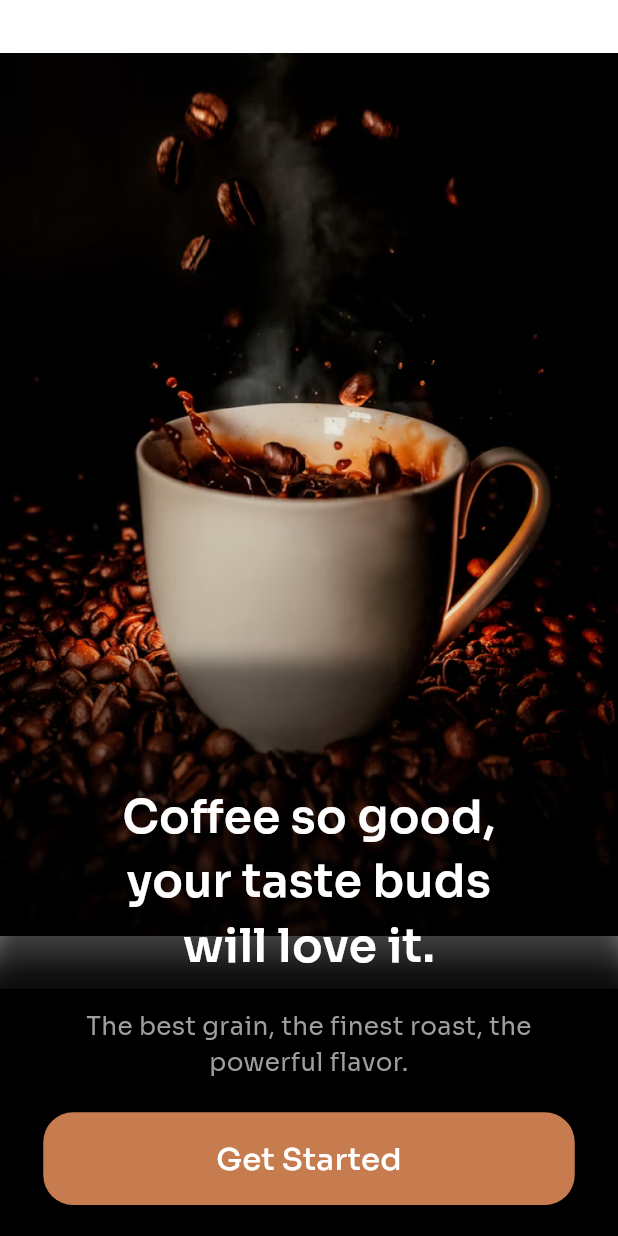
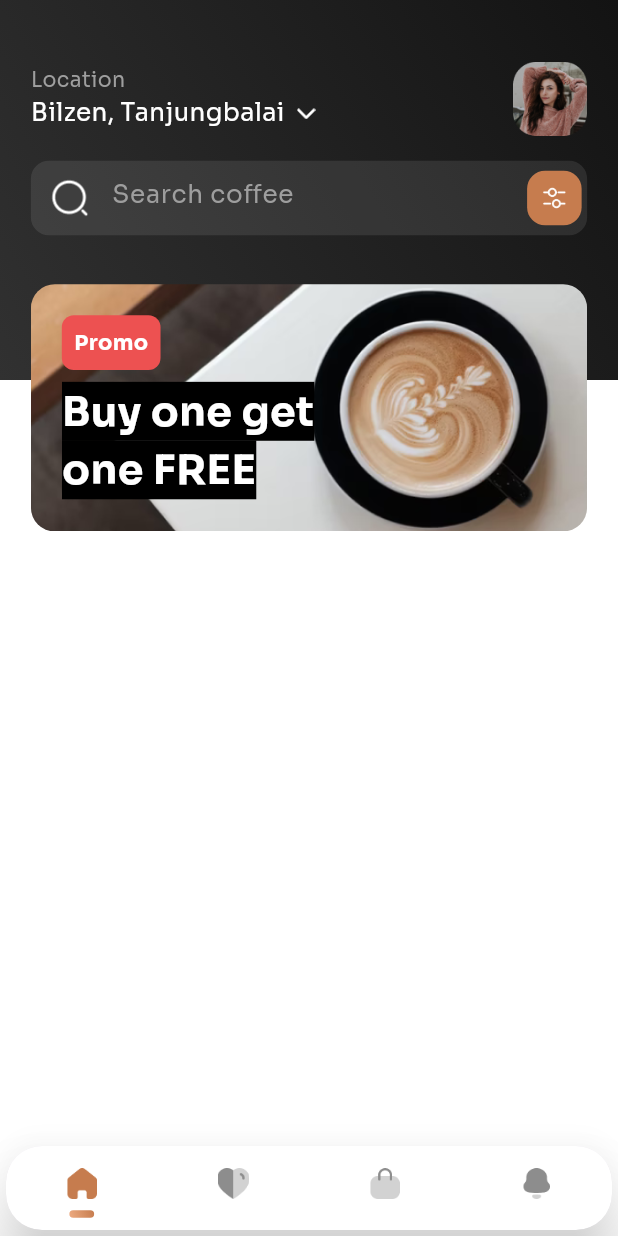
Before and after one commit to Ulrich229/coffeshop, a Flutter app: the screen it shows after launch, after a tap on "Get Started", on a phone screen of 412 x 824 dp. Run offline on Flutter 3.47's test engine with Material 3 defaults, Android fonts, the phone set to English and light mode, and no system bars; our stand-ins replace sizer.

Commit message:
start home

```diff
--- a/lib/presentation/screens/home/home_screen.dart
+++ b/lib/presentation/screens/home/home_screen.dart
@@ -1,10 +1,141 @@
+import 'package:coffeeshop/utils/constants.dart';
+import 'package:coffeeshop/presentation/screens/home/pages/home_page.dart';
 import 'package:flutter/material.dart';
+import 'package:sizer/sizer.dart';
 
-class HomeScreen extends StatelessWidget {
+class HomeScreen extends StatefulWidget {
+  static const routeName = "/home";
   const HomeScreen({super.key});
 
   @override
+  State<HomeScreen> createState() => _HomeScreenState();
+}
+
+class _HomeScreenState extends State<HomeScreen> {
+  late int _page;
+  late PageController pageController;
+
+  @override
+  void initState() {
+    super.initState();
+    _page = 0;
+    pageController = PageController();
+  }
+
+  @override
+  void dispose() {
+    super.dispose();
+    pageController.dispose();
+  }
+
+  void onPageChanged(int page) {
+    setState(() {
+      _page = page;
+    });
+  }
+
+  void navigationTapped(int page) {
+    //Animating Page
+    pageController.animateToPage(
+      page,
+      duration: const Duration(milliseconds: 300),
+      curve: Curves.easeIn,
+    );
+  }
+
+  @override
   Widget build(BuildContext context) {
-    return const Scaffold();
+    return Scaffold(
+      resizeToAvoidBottomInset: false,
+      body: PageView(
+        physics: const NeverScrollableScrollPhysics(),
+        controller: pageController,
+        onPageChanged: (value) => setState(() {
+          _page = value;
+        }),
+        children: const [
+          HomePage(),
+          SizedBox(),
+          SizedBox(),
+          SizedBox(),
+        ],
+      ),
+      bottomNavigationBar: Card(
+        shape: RoundedRectangleBorder(
+          borderRadius: BorderRadius.circular(24),
+        ),
+        elevation: 20,
+        child: ClipRRect(
+          borderRadius: BorderRadius.circular(24),
+          child: BottomNavigationBar(
+            elevation: 10,
+            type: BottomNavigationBarType.fixed,
+            selectedFontSize: 0,
+            backgroundColor: Colors.white,
+            items: menuIcons
+                .map(
+                  (menuIcon) => buildBottomNavigationBarItem(
+                    iconPath: "assets/icons/$menuIcon.png",
+                    isSelected: _page == menuIcons.indexOf(menuIcon),
+                    context: context,
+                  ),
+                )
+                .toList(),
+            onTap: navigationTapped,
+            currentIndex: _page,
+          ),
+        ),
+      ),
+    );
   }
 }
+
+BottomNavigationBarItem buildBottomNavigationBarItem(
+    {required String iconPath,
+    required bool isSelected,
+    required BuildContext context}) {
+  return BottomNavigationBarItem(
+    icon: SizedBox(
+      height: AppBar().preferredSize.height,
+      child: Column(
+        mainAxisSize: MainAxisSize.min,
+        mainAxisAlignment: MainAxisAlignment.center,
+        children: [
+          const Spacer(
+            flex: 2,
+          ),
+          SizedBox(
+            height: 5.w,
+            width: 5.w,
+            child: Image.asset(
+              iconPath,
+              fit: BoxFit.fitHeight,
+              color: isSelected ? const Color.fromRGBO(198, 124, 78, 1) : null,
+            ),
+          ),
+          const Spacer(),
+          Container(
+            height: 5,
+            width: 4.w,
+            decoration: BoxDecoration(
+              borderRadius: BorderRadius.circular(30),
+              gradient: isSelected
+                  ? const LinearGradient(
+                      colors: [
+                        Color.fromRGBO(237, 171, 129, 1),
+                        Color.fromRGBO(198, 124, 78, 1),
+                      ],
+                      begin: Alignment.bottomLeft,
+                      end: Alignment.topRight,
+                    )
+                  : null,
+            ),
+          ),
+          SizedBox(height: 1.h),
+        ],
+      ),
+    ),
+    label: '',
+    backgroundColor: Colors.green,
+  );
+}
--- /dev/null
+++ b/lib/presentation/screens/home/pages/home_page.dart
@@ -0,0 +1,149 @@
+import 'package:coffeeshop/presentation/screens/home/widget/search_bar.dart';
+import 'package:flutter/material.dart';
+import 'package:sizer/sizer.dart';
+
+class HomePage extends StatelessWidget {
+  const HomePage({super.key});
+
+  @override
+  Widget build(BuildContext context) {
+    return Stack(
+      children: [
+        Column(
+          children: [
+            Expanded(
+              child: Container(
+                decoration: const BoxDecoration(
+                  gradient: LinearGradient(
+                    colors: [
+                      Color.fromRGBO(49, 49, 49, 1),
+                      Color.fromRGBO(19, 19, 19, 1),
+                    ],
+                    begin: Alignment.bottomLeft,
+                    end: Alignment.topRight,
+                  ),
+                ),
+                child: Column(
+                  children: [
+                    Expanded(
+                      child: Padding(
+                        padding: EdgeInsets.fromLTRB(5.w, 10.w, 5.w, 0),
+                        child: Column(
+                          children: [
+                            Row(
+                              children: [
+                                Column(
+                                  crossAxisAlignment: CrossAxisAlignment.start,
+                                  mainAxisSize: MainAxisSize.min,
+                                  children: [
+                                    Text(
+                                      "Location",
+                                      style: TextStyle(
+                                        color: Colors.grey,
+                                        fontSize: 10.sp,
+                                      ),
+                                    ),
+                                    Row(
+                                      children: [
+                                        Text(
+                                          "Bilzen, Tanjungbalai",
+                                          style: TextStyle(
+                                            color: Colors.white,
+                                            fontSize: 12.sp,
+                                          ),
+                                        ),
+                                        SizedBox(width: 2.w),
+                                        SizedBox(
+                                          height: 3.w,
+                                          width: 3.w,
+                                          child: Image.asset(
+                                              "assets/icons/arrow_down.png"),
+                                        )
+                                      ],
+                                    ),
+                                  ],
+                                ),
+                                const Spacer(),
+                                Container(
+                                  height: 12.w,
+                                  width: 12.w,
+                                  decoration: BoxDecoration(
+                                    borderRadius: BorderRadius.circular(14),
+                                    image: const DecorationImage(
+                                      image: AssetImage(
+                                        "assets/images/female_pp.png",
+                                      ),
+                                    ),
+                                  ),
+                                )
+                              ],
+                            ),
+                            SizedBox(height: 2.h),
+                            const CustomSearchBar(),
+                          ],
+                        ),
+                      ),
+                    ),
+                  ],
+                ),
+              ),
+            ),
+            Expanded(
+              flex: 2,
+              child: Container(
+                color: Colors.white,
+              ),
+            ),
+          ],
+        ),
+        Positioned(
+          top: 23.h,
+          child: Container(
+            height: 20.h,
+            width: 90.w,
+            margin: EdgeInsets.symmetric(horizontal: 5.w),
+            padding: EdgeInsets.all(5.w),
+            decoration: BoxDecoration(
+              borderRadius: BorderRadius.circular(16),
+              image: const DecorationImage(
+                image: AssetImage(
+                  "assets/images/landscape coffee.png",
+                ),
+                fit: BoxFit.fitWidth,
+              ),
+            ),
+            child: Column(
+              crossAxisAlignment: CrossAxisAlignment.start,
+              children: [
+                Container(
+                  padding: EdgeInsets.all(2.w),
+                  decoration: BoxDecoration(
+                    color: const Color.fromRGBO(237, 81, 81, 1),
+                    borderRadius: BorderRadius.circular(8),
+                  ),
+                  child: const Text(
+                    "Promo",
+                    style: TextStyle(
+                      color: Colors.white,
+                      fontWeight: FontWeight.bold,
+                    ),
+                  ),
+                ),
+                SizedBox(height: 1.h),
+                Text(
+                  "Buy one get\none FREE",
+                  style: TextStyle(
+                    color: Colors.white,
+                    fontWeight: FontWeight.bold,
+                    fontSize: 20.sp,
+                    backgroundColor: Colors.black
+                  ),
+                ),
+              ],
+            ),
+          ),
+        )
+      ],
+    );
+  }
+}
--- /dev/null
+++ b/lib/presentation/screens/home/widget/search_bar.dart
@@ -0,0 +1,76 @@
+import 'package:flutter/material.dart';
+import 'package:sizer/sizer.dart';
+
+class CustomSearchBar extends StatelessWidget {
+  const CustomSearchBar({super.key});
+
+  @override
+  Widget build(BuildContext context) {
+    final Size deviceSize = MediaQuery.of(context).size;
+    return Container(
+      padding: const EdgeInsets.all(2),
+      decoration: const BoxDecoration(
+        color: Color.fromRGBO(237, 237, 237, 0.1),
+        borderRadius: BorderRadius.all(
+          Radius.circular(12),
+        ),
+      ),
+      child: Row(
+        children: [
+          Expanded(
+            flex: 8,
+            child: Container(
+              alignment: Alignment.centerLeft,
+              padding: const EdgeInsets.symmetric(horizontal: 0, vertical: 10),
+              height: deviceSize.height / 18,
+              child: TextField(
+                cursorColor: const Color.fromRGBO(198, 124, 78, 1),
+                style: TextStyle(
+                  color: Colors.white,
+                  fontSize: 12.sp,
+                ),
+                decoration: InputDecoration(
+                  border: InputBorder.none,
+                  errorBorder: InputBorder.none,
+                  focusedErrorBorder: InputBorder.none,
+                  hintText: 'Search coffee',
+                  disabledBorder: InputBorder.none,
+                  enabledBorder: InputBorder.none,
+                  focusedBorder: InputBorder.none,
+                  contentPadding:
+                      EdgeInsets.fromLTRB(1.7.w, 1.7.w, 1.7.w, 1.7.w),
+                  hintStyle: TextStyle(
+                    color: Colors.grey,
+                    fontSize: 12.sp,
+                  ),
+                  prefixIcon: Image.asset("assets/icons/search-normal.png"),
+                ),
+              ),
+            ),
+          ),
+          const SizedBox(
+            width: 10,
+          ),
+          Expanded(
+            child: Container(
+              margin: EdgeInsets.all(0.4.w),
+              decoration: const BoxDecoration(
+                  color: Color.fromRGBO(198, 124, 78, 1),
+                  borderRadius: BorderRadius.all(Radius.circular(12))),
+              padding: const EdgeInsets.all(10),
+              child: InkWell(
+                splashColor:
+                    const Color.fromRGBO(198, 124, 78, 1).withOpacity(0.5),
+                onTap: () {},
+                child: Image.asset(
+                  'assets/icons/setting.png',
+                  color: Theme.of(context).scaffoldBackgroundColor,
+                ),
+              ),
+            ),
+          ),
+        ],
+      ),
+    );
+  }
+}
--- a/lib/presentation/screens/onboarding/onboarding_screen.dart
+++ b/lib/presentation/screens/onboarding/onboarding_screen.dart
@@ -1,7 +1,9 @@
+import 'package:coffeeshop/presentation/screens/home/home_screen.dart';
 import 'package:flutter/material.dart';
 import 'package:sizer/sizer.dart';
 
 class OnboardingScreen extends StatelessWidget {
+  static const routeName = "/";
   const OnboardingScreen({super.key});
 
   @override
@@ -95,7 +97,10 @@ class OnboardingScreen extends StatelessWidget {
                         ),
                         const Spacer(),
                         MaterialButton(
-                          onPressed: () {},
+                          onPressed: () {
+                            Navigator.of(context)
+                                .pushNamed(HomeScreen.routeName);
+                          },
                           shape: RoundedRectangleBorder(
                             borderRadius: BorderRadius.circular(20),
                           ),
--- /dev/null
+++ b/lib/utils/constants.dart
@@ -0,0 +1,6 @@
+const List<String> menuIcons = [
+  "Home",
+  "menu_heart",
+  "Bag",
+  "Notification",
+];
```
Also changed, not shown: assets/icons/Bag.png (added), assets/icons/Home.png (added), assets/icons/Notification.png (added), assets/icons/arrow_down.png (added), assets/icons/menu_heart.png (added), assets/icons/search-normal.png (added), assets/icons/setting.png (renamed from assets/icons/setting-4.png).
